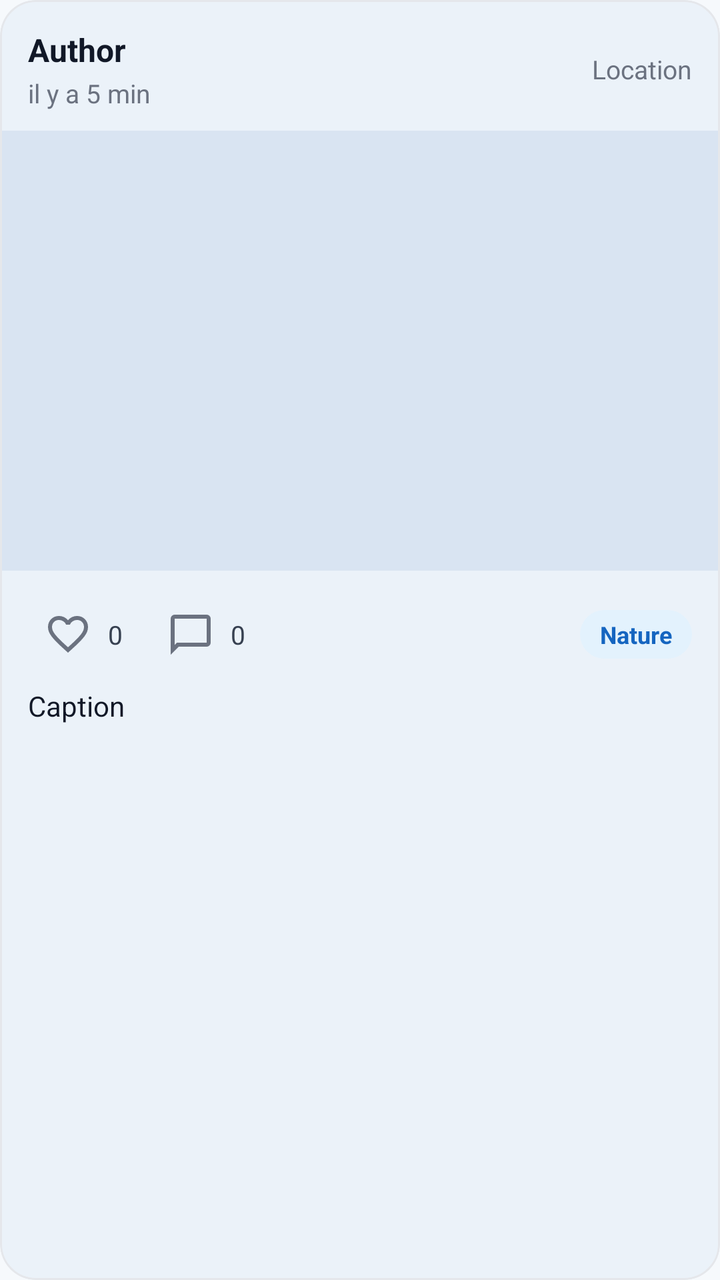
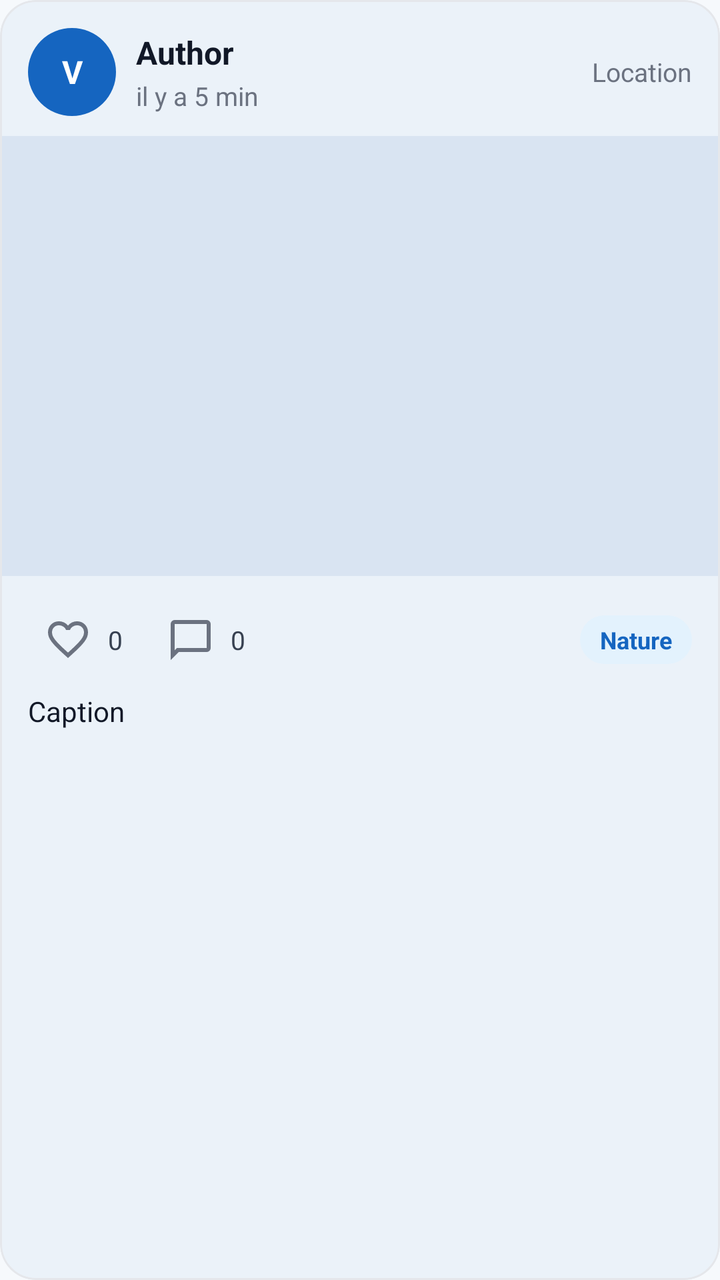

Screens rendered from an Android XML layout before and after an edit, with the pre-edit source and the edit as a unified diff.
<!-- AndroidManifest.xml: application theme Theme.Traveling -->
<!-- res/layout/item_post.xml -->
<?xml version="1.0" encoding="utf-8"?>
<com.google.android.material.card.MaterialCardView xmlns:android="http://schemas.android.com/apk/res/android"
    xmlns:app="http://schemas.android.com/apk/res-auto"
    android:layout_width="match_parent"
    android:layout_height="wrap_content"
    android:layout_marginHorizontal="8dp"
    android:layout_marginVertical="10dp"
    app:cardCornerRadius="18dp"
    app:cardElevation="3dp"
    app:strokeColor="#E5E7EB"
    app:strokeWidth="1dp">

    <LinearLayout
        android:layout_width="match_parent"
        android:layout_height="wrap_content"
        android:orientation="vertical">

        <LinearLayout
            android:layout_width="match_parent"
            android:layout_height="wrap_content"
            android:gravity="center_vertical"
            android:orientation="horizontal"
            android:paddingStart="14dp"
            android:paddingTop="14dp"
            android:paddingEnd="14dp"
            android:paddingBottom="10dp">

            <LinearLayout
                android:layout_width="0dp"
                android:layout_height="wrap_content"
                android:layout_weight="1"
                android:orientation="vertical">

                <TextView
                    android:id="@+id/textAuthorName"
                    android:layout_width="match_parent"
                    android:layout_height="wrap_content"
                    android:ellipsize="end"
                    android:maxLines="1"
                    android:text="Author"
                    android:textColor="#111827"
                    android:textSize="16sp"
                    android:textStyle="bold" />

                <TextView
                    android:id="@+id/textPostDate"
                    android:layout_width="match_parent"
                    android:layout_height="wrap_content"
                    android:layout_marginTop="2dp"
                    android:ellipsize="end"
                    android:maxLines="1"
                    android:text="il y a 5 min"
                    android:textColor="#6B7280"
                    android:textSize="13sp" />

            </LinearLayout>

            <TextView
                android:id="@+id/textLocationName"
                android:layout_width="0dp"
                android:layout_height="wrap_content"
                android:layout_marginStart="10dp"
                android:layout_weight="1"
                android:ellipsize="end"
                android:gravity="end"
                android:maxLines="1"
                android:text="Location"
                android:textColor="#6B7280"
                android:textSize="13sp" />

        </LinearLayout>

        <ImageView
            android:id="@+id/imagePost"
            android:layout_width="match_parent"
            android:layout_height="220dp"
            android:background="@drawable/bg_post_placeholder"
            android:contentDescription="Post image"
            android:scaleType="centerCrop" />

        <LinearLayout
            android:layout_width="match_parent"
            android:layout_height="wrap_content"
            android:gravity="center_vertical"
            android:orientation="horizontal"
            android:paddingStart="14dp"
            android:paddingTop="12dp"
            android:paddingEnd="14dp">

            <ImageButton
                android:id="@+id/buttonLike"
                android:layout_width="40dp"
                android:layout_height="40dp"
                android:background="@android:color/transparent"
                android:contentDescription="Like"
                android:padding="8dp"
                android:src="@drawable/ic_favorite_outline"
                app:tint="#6B7280" />

            <TextView
                android:id="@+id/textLikeCount"
                android:layout_width="wrap_content"
                android:layout_height="wrap_content"
                android:layout_marginEnd="14dp"
                android:text="0"
                android:textColor="#374151"
                android:textSize="13sp" />

            <ImageButton
                android:id="@+id/buttonComment"
                android:layout_width="40dp"
                android:layout_height="40dp"
                android:background="@android:color/transparent"
                android:contentDescription="Comment"
                android:padding="8dp"
                android:src="@drawable/ic_comment_outline"
                app:tint="#6B7280" />

            <TextView
                android:id="@+id/textCommentCount"
                android:layout_width="wrap_content"
                android:layout_height="wrap_content"
                android:text="0"
                android:textColor="#374151"
                android:textSize="13sp" />

            <View
                android:layout_width="0dp"
                android:layout_height="1dp"
                android:layout_weight="1" />

            <TextView
                android:id="@+id/textPlaceType"
                android:layout_width="wrap_content"
                android:layout_height="wrap_content"
                android:background="@drawable/bg_place_type_chip"
                android:paddingStart="10dp"
                android:paddingTop="4dp"
                android:paddingEnd="10dp"
                android:paddingBottom="4dp"
                android:text="Nature"
                android:textColor="@color/travel_primary"
                android:textSize="12sp"
                android:textStyle="bold" />
        </LinearLayout>

        <TextView
            android:id="@+id/textCaption"
            android:layout_width="match_parent"
            android:layout_height="wrap_content"
            android:paddingStart="14dp"
            android:paddingTop="6dp"
            android:paddingEnd="14dp"
            android:paddingBottom="14dp"
            android:text="Caption"
            android:textColor="#111827"
            android:textSize="14sp" />

    </LinearLayout>

</com.google.android.material.card.MaterialCardView>
<!-- resources referenced by this layout -->
<resources>
  <color name="travel_primary">#1565C0</color>
  <!-- drawable bg_place_type_chip (drawable) -->
  <?xml version="1.0" encoding="utf-8"?>
  <shape xmlns:android="http://schemas.android.com/apk/res/android">
      <solid android:color="#E3F2FD" />
      <corners android:radius="999dp" />
  </shape>
  <!-- drawable bg_post_placeholder (drawable) -->
  <?xml version="1.0" encoding="utf-8"?>
  <shape xmlns:android="http://schemas.android.com/apk/res/android">
      <corners android:radius="0dp" />
      <solid android:color="#D9E4F2" />
  </shape>
  <!-- drawable ic_comment_outline (drawable) -->
  <vector xmlns:android="http://schemas.android.com/apk/res/android"
      android:width="24dp"
      android:height="24dp"
      android:viewportWidth="960"
      android:viewportHeight="960">
    <path
        android:pathData="M80,880v-720q0,-33 23.5,-56.5T160,80h640q33,0 56.5,23.5T880,160v480q0,33 -23.5,56.5T800,720L240,720L80,880ZM206,640h594v-480L160,160v525l46,-45ZM160,640v-480,480Z"
        android:fillColor="#1f1f1f"/>
  </vector>
  <!-- drawable ic_favorite_outline (drawable) -->
  <vector xmlns:android="http://schemas.android.com/apk/res/android"
      android:width="24dp"
      android:height="24dp"
      android:viewportWidth="960"
      android:viewportHeight="960">
    <path
        android:pathData="m480,840 l-58,-52q-101,-91 -167,-157T150,512.5Q111,460 95.5,416T80,326q0,-94 63,-157t157,-63q52,0 99,22t81,62q34,-40 81,-62t99,-22q94,0 157,63t63,157q0,46 -15.5,90T810,512.5Q771,565 705,631T538,788l-58,52ZM480,732q96,-86 158,-147.5t98,-107q36,-45.5 50,-81t14,-70.5q0,-60 -40,-100t-100,-40q-47,0 -87,26.5T518,280h-76q-15,-41 -55,-67.5T300,186q-60,0 -100,40t-40,100q0,35 14,70.5t50,81q36,45.5 98,107T480,732ZM480,459Z"
        android:fillColor="#1f1f1f"/>
  </vector>
  <style name="Theme.Traveling" parent="Base.Theme.Traveling" />
  <style name="Base.Theme.Traveling" parent="Theme.Material3.DayNight.NoActionBar">
          <item name="colorPrimary">@color/travel_primary</item>
          <item name="colorOnPrimary">@color/travel_on_primary</item>
  
          <item name="colorSecondary">@color/travel_secondary</item>
          <item name="colorOnSecondary">@color/travel_on_secondary</item>
  
          <item name="colorTertiary">@color/travel_tertiary</item>
          <item name="colorOnTertiary">@color/travel_on_tertiary</item>
  
          <item name="android:colorBackground">@color/travel_background</item>
          <item name="colorSurface">@color/travel_surface</item>
          <item name="colorOnSurface">@color/travel_on_surface</item>
      </style>
  <color name="travel_on_primary">#FFFFFF</color>
  <color name="travel_secondary">#26A69A</color>
  <color name="travel_on_secondary">#FFFFFF</color>
  <color name="travel_tertiary">#FFB74D</color>
  <color name="travel_on_tertiary">#1F2937</color>
  <color name="travel_background">#F6F9FC</color>
  <color name="travel_surface">#FFFFFF</color>
  <color name="travel_on_surface">#1F2937</color>
</resources>

<!-- the commit's change to res/layout/item_post.xml (unified diff, before → after) -->
@@ -24,6 +24,33 @@
             android:paddingTop="14dp"
             android:paddingEnd="14dp"
             android:paddingBottom="10dp">
+
+            <FrameLayout
+                android:layout_width="44dp"
+                android:layout_height="44dp"
+                android:layout_marginEnd="10dp">
+
+                <TextView
+                    android:id="@+id/textAuthorAvatarInitials"
+                    android:layout_width="44dp"
+                    android:layout_height="44dp"
+                    android:background="@drawable/bg_avatar_circle"
+                    android:gravity="center"
+                    android:text="V"
+                    android:textColor="@android:color/white"
+                    android:textSize="16sp"
+                    android:textStyle="bold" />
+
+                <ImageView
+                    android:id="@+id/imageAuthorAvatar"
+                    android:layout_width="44dp"
+                    android:layout_height="44dp"
+                    android:background="@drawable/bg_avatar_circle"
+                    android:contentDescription="Avatar auteur"
+                    android:scaleType="centerCrop"
+                    android:visibility="gone" />
+
+            </FrameLayout>
 
             <LinearLayout
                 android:layout_width="0dp"
<!-- resource entries referenced after the edit -->
@@ -1,6 +1,13 @@
 <!-- resources referenced by this layout -->
 <resources>
   <color name="travel_primary">#1565C0</color>
+  <!-- drawable bg_avatar_circle (drawable) -->
+  <?xml version="1.0" encoding="utf-8"?>
+  <shape xmlns:android="http://schemas.android.com/apk/res/android"
+      android:shape="oval">
+  
+      <solid android:color="@color/travel_primary" />
+  </shape>
   <!-- drawable bg_place_type_chip (drawable) -->
   <?xml version="1.0" encoding="utf-8"?>
   <shape xmlns:android="http://schemas.android.com/apk/res/android">
